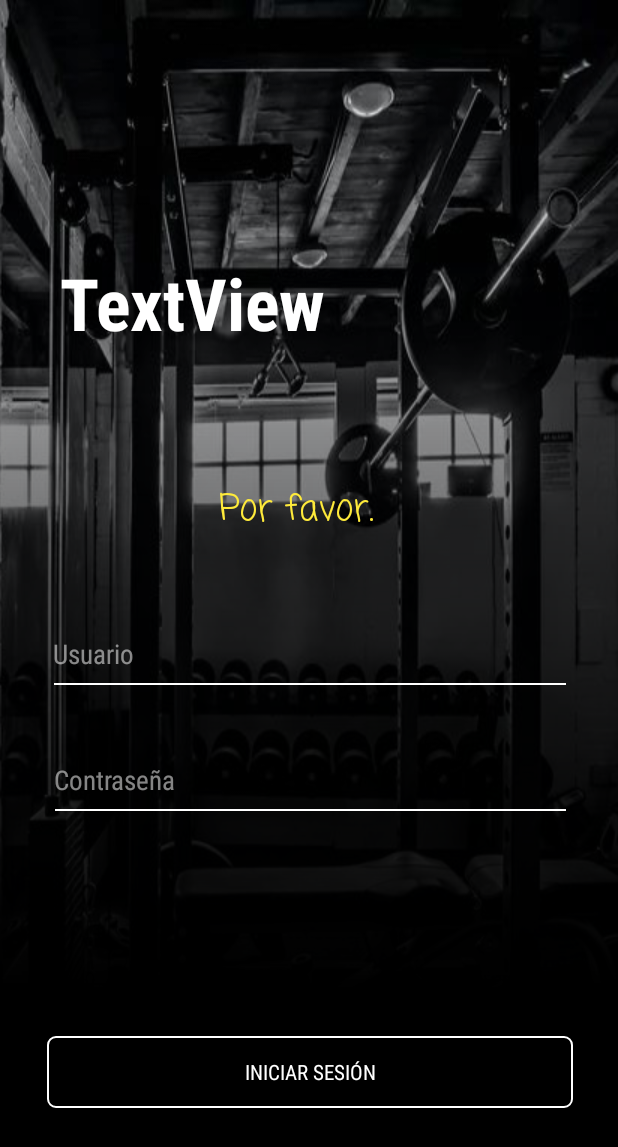
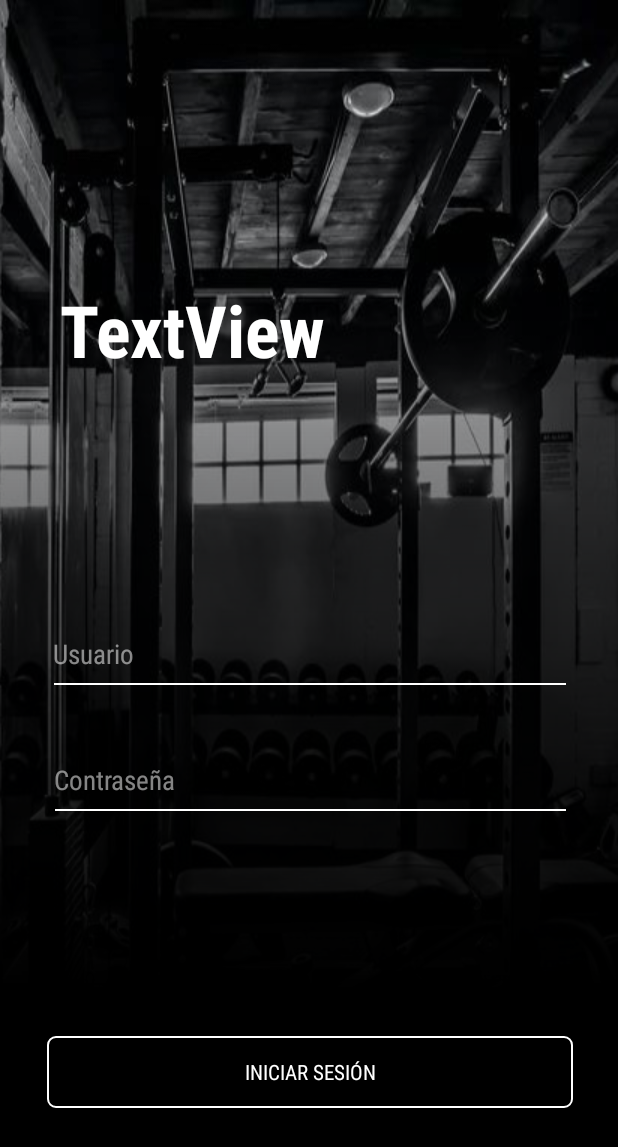
Before and after one commit to Edubedo/hmbmodel, an Android app: the MainActivity screen opened directly, with no data from a screen before it, on a phone screen of 412 x 824 dp. Shown: the top 1147 px of the screen. Run offline under Robolectric (Android 15) with nearby library versions, the phone set to English and light mode, and no system bars.

Commit message:
activity_main renombrado

```diff
--- a/app/src/main/java/com/example/splash/MainActivity.java
+++ b/app/src/main/java/com/example/splash/MainActivity.java
@@ -20,7 +20,7 @@ public class MainActivity extends AppCompatActivity {
     @Override
     protected void onCreate(Bundle savedInstanceState) {
         super.onCreate(savedInstanceState);
-        setContentView(R.layout.activity_main);
+        setContentView(R.layout.activity_login_usuario);
 
         editTextUsername = findViewById(R.id.editTextUsername);
         editTextPassword = findViewById(R.id.editTextPassword);
--- a/app/src/main/res/layout/activity_main.xml
+++ b/app/src/main/res/layout/activity_login_usuario.xml
@@ -76,7 +76,7 @@
         android:layout_alignParentStart="true"
         android:layout_alignParentTop="true"
         android:layout_marginStart="40dp"
-        android:layout_marginTop="169dp"
+        android:layout_marginTop="187dp"
         android:fontFamily="sans-serif-condensed"
         android:shadowColor="#00FFFFFF"
         android:text="TextView"
@@ -86,18 +86,5 @@
         android:textStyle="bold"
         tools:text="Chupame el Pene" />
 
-    <TextView
-        android:id="@+id/textView4"
-        android:layout_width="wrap_content"
-        android:layout_height="wrap_content"
-        android:layout_alignParentEnd="true"
-        android:layout_alignParentBottom="true"
-        android:layout_marginEnd="162dp"
-        android:layout_marginBottom="465dp"
-        android:fontFamily="casual"
-        android:text="Por favor."
-        android:textColor="#FFEB3B"
-        android:textSize="24sp" />
-
 
 </RelativeLayout>
```
